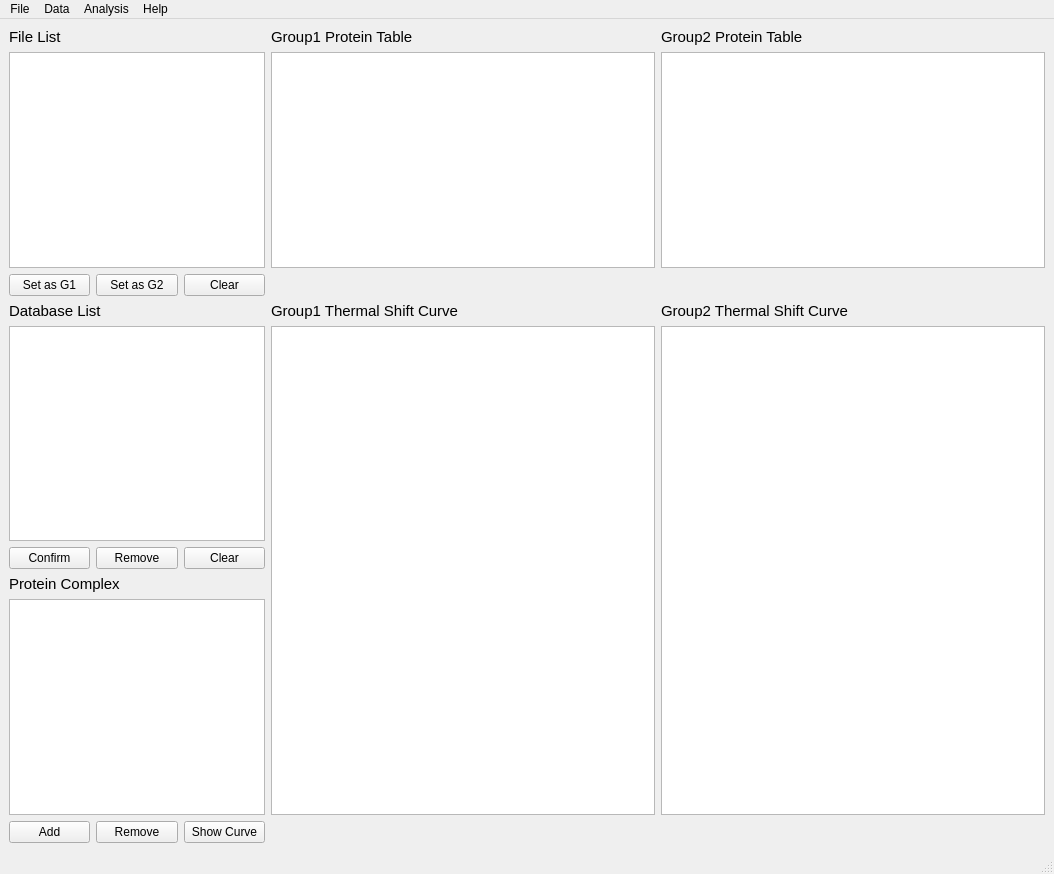
Qt form MainWindow.ui (hcji/ProSAP) before a commit.
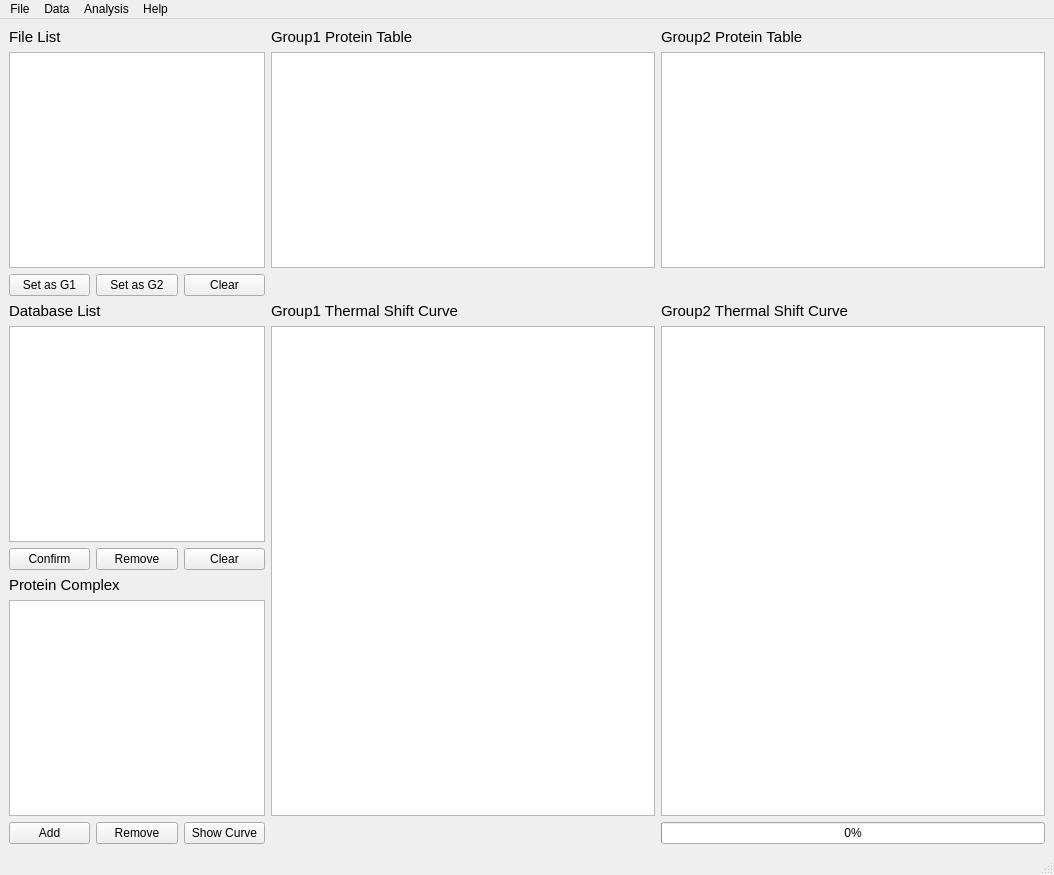
The same form after that commit. Icons and pictures are not drawn.

The edit to the form file:
```diff
--- a/MainWindow.ui
+++ b/MainWindow.ui
@@ -7,7 +7,7 @@
     <x>0</x>
     <y>0</y>
     <width>1054</width>
-    <height>874</height>
+    <height>875</height>
    </rect>
   </property>
   <property name="windowTitle">
@@ -190,6 +190,13 @@
       </property>
      </widget>
     </item>
+    <item row="8" column="4">
+     <widget class="QProgressBar" name="progressBar">
+      <property name="value">
+       <number>0</number>
+      </property>
+     </widget>
+    </item>
    </layout>
   </widget>
   <widget class="QStatusBar" name="statusbar"/>
```
Left out of the diff: 5 changed lines with no effect on the pictures.
